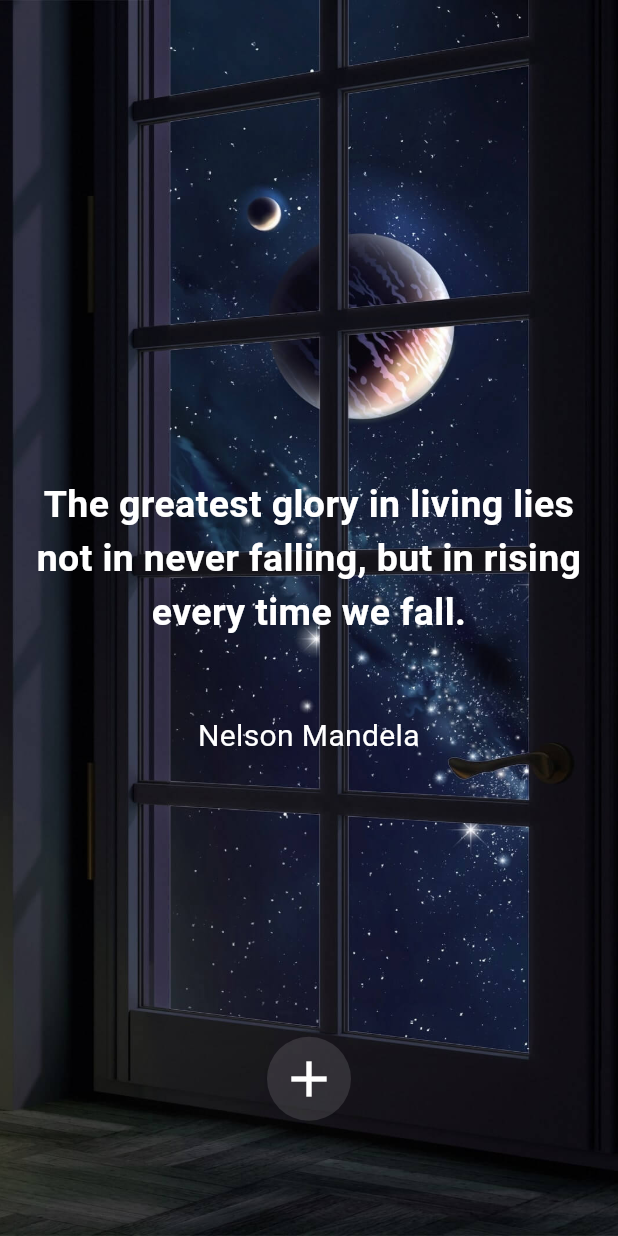
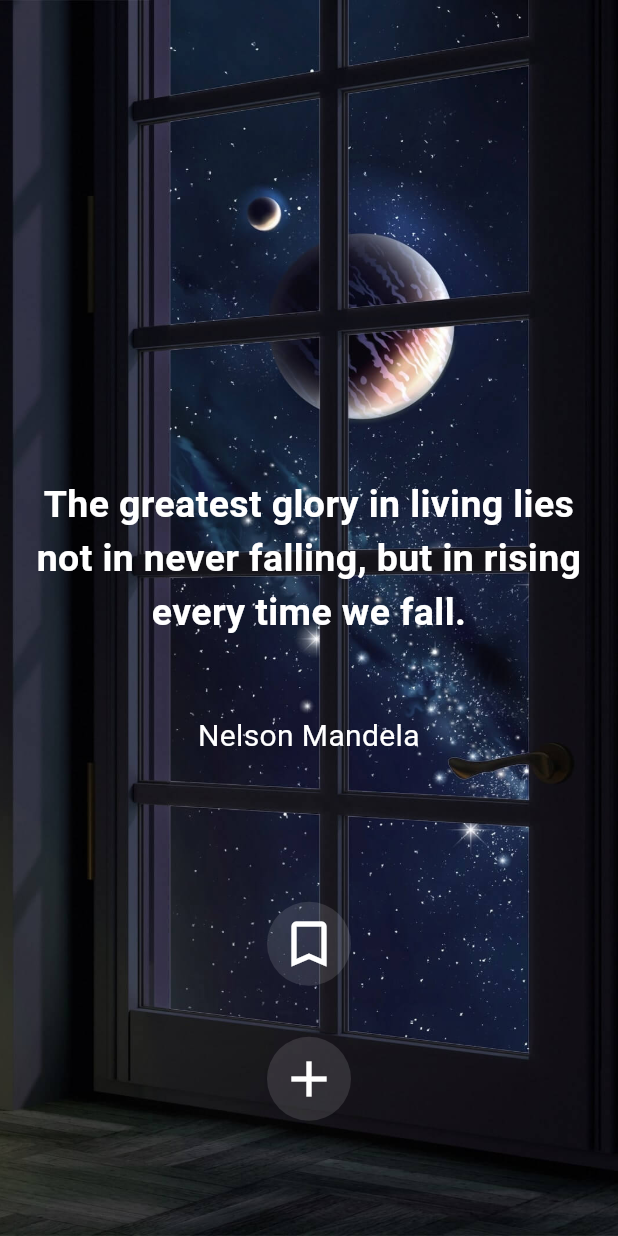
Before and after one commit to Prafulpatnecha/quotes_app, a Flutter app: the screen it shows after launch, on a phone screen of 412 x 824 dp. Run offline on Flutter 3.47's test engine with Material 3 defaults, Android fonts, the phone set to English and light mode, and no system bars; drawn by our look-alikes of carousel_slider; Roboto replaces fonts that are missing (normal); project files that could hold a hidden picture were left out.

Commit message:
10-06-24

```diff
--- a/lib/controller/routes.dart
+++ b/lib/controller/routes.dart
@@ -1,5 +1,6 @@
 import 'package:flutter/material.dart';
 
+import '../home/background_changes/back_page.dart';
 import '../home/home_screen/home_page.dart';
 import '../home/on_screen/on_page.dart';
 
@@ -8,5 +9,6 @@
   static Map<String, Widget Function(BuildContext)> routes={
     '/':(context)=>const HomePage(),
     '/view':(context)=>const OnScreen(),
+    '/backview':(context)=>const BackGChange(),
   };
 }
--- a/lib/home/home_screen/home_page.dart
+++ b/lib/home/home_screen/home_page.dart
@@ -1,6 +1,9 @@
+import 'dart:async';
+
 import 'package:carousel_slider/carousel_slider.dart';
 import 'package:flutter/cupertino.dart';
 import 'package:flutter/material.dart';
+import 'package:quotes_app/utils/font_list_globle.dart';
 import 'package:quotes_app/utils/imagelist.dart';
 import 'package:quotes_app/utils/quoteslist.dart';
 import 'package:quotes_app/utils/quotes_model.dart';
@@ -8,7 +11,9 @@
 import '../../utils/globle_values.dart';
 
 QuotesModel? quotesModelImage;
+QuotesModel? quotesModelFont;
 QuotesModel? quotesModelText;
+
 class HomePage extends StatefulWidget {
   const HomePage({super.key});
 
@@ -17,57 +22,169 @@
 }
 
 class _HomePageState extends State<HomePage> {
+  // void initState() {
+  //   // TODO: implement initState
+  //   super.initState();
+  // }
   @override
   Widget build(BuildContext context) {
-    quotesModelImage=QuotesModel.toList(iList: imagesList);
-    quotesModelText=QuotesModel.toList(iList: quotesListGroup);
-  double h=MediaQuery.of(context).size.height;
-  double w=MediaQuery.of(context).size.width;
+    Timer(
+      Duration(seconds: 1),
+      () {
+        setState(() {
+        });
+      },
+    );
+    quotesModelFont = QuotesModel.toList(iList: fontList);
+    quotesModelImage = QuotesModel.toList(iList: imagesList);
+    quotesModelText = QuotesModel.toList(iList: quotesListGroup);
+    double h = MediaQuery.of(context).size.height;
+    double w = MediaQuery.of(context).size.width;
     return Scaffold(
       body: Container(
         height: h,
         width: w,
         decoration: BoxDecoration(
           image: DecorationImage(
-            image: quotesModelImage!.quotesModelList[10].image!,
-            fit: BoxFit.cover
-          ),
+              image: quotesModelImage!.quotesModelList[selectImageIndex].image!,
+              fit: BoxFit.cover),
         ),
         child: Stack(
           children: [
-            CarouselSlider.builder(itemCount: quotesModelText!.quotesModelList.length, options: CarouselOptions(height: h,scrollDirection: Axis.vertical), itemBuilder: (BuildContext context, int index, int realIndex) {
-              return Column(
+            CarouselSlider.builder(
+              itemCount: quotesModelText!.quotesModelList.length,
+              options:
+                  CarouselOptions(height: h, scrollDirection: Axis.vertical),
+              itemBuilder: (BuildContext context, int index, int realIndex) {
+                return Stack(
+                  children: [
+                    Column(
                       mainAxisAlignment: MainAxisAlignment.center,
                       children: [
-                  Container(width: w*0.9,child: Text(quotesModelText!.quotesModelList[index].quotes!.toString(),textAlign: TextAlign.center,style: TextStyle(color: colorFilled,fontSize: 25,fontWeight: FontWeight.bold),)),
-                  const SizedBox(height: 50,),
-                  Text(quotesModelText!.quotesModelList[index].author!,textAlign: TextAlign.center,style: TextStyle(color: colorFilled,fontSize: 20),),
+                        Row(
+                          mainAxisAlignment: MainAxisAlignment.center,
+                          children: [
+                            Container(
+                                width: w * 0.9,
+                                child: Text(
+                                  quotesModelText!
+                                      .quotesModelList[index].quotes!
+                                      .toString(),
+                                  textAlign: TextAlign.center,
+                                  style: TextStyle(
+                                    color: colorFilled,
+                                    fontSize: 25,
+                                    fontWeight: FontWeight.bold,
+                                    fontFamily: quotesModelFont!
+                                        .quotesModelList[selectFont].font,
+                                  ),
+                                )),
+                          ],
+                        ),
+                        const SizedBox(
+                          height: 50,
+                        ),
+                        Text(
+                          quotesModelText!.quotesModelList[index].author!,
+                          textAlign: TextAlign.center,
+                          style: TextStyle(
+                              color: colorFilled,
+                              fontSize: 20,
+                              fontFamily: quotesModelFont!
+                                  .quotesModelList[selectFont].font),
+                        ),
+                      ],
+                    ),
+                    (optionAdd)
+                        ? containerButton(
+                            iconfind: const Icon(
+                              Icons.bookmark_border,
+                              color: Colors.white,
+                              size: 40,
+                            ),
+                            alignmentFind: const Alignment(0, 0.72),
+                            onPass: () {})
+                        : Container()
                   ],
                 );
-            },),
-            (optionAdd)?Container(
-              alignment: const Alignment(0,0.8),
+              },
+            ),
+            (optionAdd)
+                ? Container(
+                    alignment: const Alignment(0, 0.8),
                     child: IconButton(
-                  style: ButtonStyle(backgroundColor: WidgetStateProperty.all(Colors.white12)),
+                      style: ButtonStyle(
+                          backgroundColor:
+                              WidgetStateProperty.all(Colors.white12)),
                       onPressed: () {
                         setState(() {
-                      optionAdd=false;
+                          optionAdd = false;
                         });
                       },
-                icon:const Icon(Icons.add,color: Colors.white,size: 40,),),)
-                :
-            Stack(
+                      icon: const Icon(
+                        Icons.add,
+                        color: Colors.white,
+                        size: 40,
+                      ),
+                    ),
+                  )
+                : Stack(
                     children: [
-                containerButton(iconfind: const Icon(Icons.share,color: Colors.white,size: 40,),alignmentFind: const Alignment(0,0.55), onPass: () {  }),
-                containerButton(iconfind: const Icon(Icons.download_for_offline_outlined,color: Colors.white,size: 40,),alignmentFind: const Alignment(0.5,0.66), onPass: () {  }),
-                containerButton(iconfind: const Icon(Icons.format_paint_outlined,color: Colors.white,size: 40,),alignmentFind: const Alignment(-0.5,0.66), onPass: () {  }),
-                containerButton(iconfind: const Icon(Icons.settings_outlined,color: Colors.white,size: 40,),alignmentFind: const Alignment(-0.62,0.88), onPass: () {  }),
-                containerButton(iconfind: const Icon(Icons.now_widgets_outlined,color: Colors.white,size: 40,),alignmentFind: const Alignment(0.62,0.88), onPass: () {  }),
-                containerButton(iconfind: const Icon(Icons.cancel_outlined,color: Colors.white,size: 40,), alignmentFind: const Alignment(0,0.8),onPass: () {
+                      containerButton(
+                          iconfind: const Icon(
+                            Icons.share,
+                            color: Colors.white,
+                            size: 40,
+                          ),
+                          alignmentFind: const Alignment(0, 0.55),
+                          onPass: () {}),
+                      containerButton(
+                          iconfind: const Icon(
+                            Icons.download_for_offline_outlined,
+                            color: Colors.white,
+                            size: 40,
+                          ),
+                          alignmentFind: const Alignment(0.5, 0.66),
+                          onPass: () {}),
+                      containerButton(
+                          iconfind: const Icon(
+                            Icons.format_paint_outlined,
+                            color: Colors.white,
+                            size: 40,
+                          ),
+                          alignmentFind: const Alignment(-0.5, 0.66),
+                          onPass: () {
+                            Navigator.of(context).pushNamed('/backview');
+                          }),
+                      containerButton(
+                          iconfind: const Icon(
+                            Icons.settings_outlined,
+                            color: Colors.white,
+                            size: 40,
+                          ),
+                          alignmentFind: const Alignment(-0.62, 0.88),
+                          onPass: () {}),
+                      containerButton(
+                          iconfind: const Icon(
+                            Icons.now_widgets_outlined,
+                            color: Colors.white,
+                            size: 40,
+                          ),
+                          alignmentFind: const Alignment(0.62, 0.88),
+                          onPass: () {}),
+                      containerButton(
+                        iconfind: const Icon(
+                          Icons.cancel_outlined,
+                          color: Colors.white,
+                          size: 40,
+                        ),
+                        alignmentFind: const Alignment(0, 0.8),
+                        onPass: () {
                           setState(() {
-                    optionAdd=true;
+                            optionAdd = true;
                           });
-                },),
+                        },
+                      ),
                     ],
                   ),
           ],
@@ -76,12 +193,18 @@
     );
   }
 
-  Container containerButton({required Icon iconfind,required Alignment alignmentFind,required VoidCallback onPass}) {
+  Container containerButton(
+      {required Icon iconfind,
+      required Alignment alignmentFind,
+      required VoidCallback onPass}) {
     return Container(
       alignment: alignmentFind,
       child: IconButton(
-              style: ButtonStyle(backgroundColor: WidgetStateProperty.all(Colors.white12)),
+        style: ButtonStyle(
+            backgroundColor: WidgetStateProperty.all(Colors.white12)),
         onPressed: onPass,
-              icon: iconfind,),);
+        icon: iconfind,
+      ),
+    );
   }
 }
--- /dev/null
+++ b/lib/utils/font_list_globle.dart
@@ -0,0 +1,42 @@
+List fontList=[
+  {
+    'font':'f1',
+    'fName':'Caveat',
+  },
+  {
+    'font':'f2',
+    'fName':'DM Serif Italic',
+  },
+  {
+    'font':'f3',
+    'fName':'DM Serif',
+  },
+  {
+    'font':'f4',
+    'fName':'Gwendolyn',
+  },
+  {
+    'font':'f5',
+    'fName':'Jacquard',
+  },
+  {
+    'font':'f6',
+    'fName':'Jost Italic',
+  },
+  {
+    'font':'f7',
+    'fName':'Pacifica',
+  },
+  {
+    'font':'f8',
+    'fName':'Satisfy',
+  },
+  {
+    'font':'f9',
+    'fName':'Teko Light',
+  },
+  {
+    'font':'normal',
+    'fName':'Normal',
+  },
+];
--- a/lib/utils/globle_values.dart
+++ b/lib/utils/globle_values.dart
@@ -1,4 +1,8 @@
 import 'package:flutter/material.dart';
+import 'package:quotes_app/home/home_screen/home_page.dart';
+import 'package:quotes_app/utils/font_list_globle.dart';
 
 Color colorFilled= Colors.white;
 bool optionAdd=true;
+int selectImageIndex=10;
+int selectFont=quotesModelFont!.quotesModelList.length-1;
--- a/lib/utils/quotes_model.dart
+++ b/lib/utils/quotes_model.dart
@@ -6,11 +6,13 @@
   AssetImage? image;
   String? quotes;
   String? author;
+  String? font;
+  String? fName;
   List<QuotesModel> quotesModelList=[];
-  QuotesModel({this.image,this.author,this.quotes});
+  QuotesModel({this.font,this.image,this.author,this.quotes,this.fName});
   factory QuotesModel.fromQuotes(Map m1)
   {
-    return QuotesModel(image: m1['image'],author: m1['author'],quotes: m1['quote']);
+    return QuotesModel(image: m1['image'],author: m1['author'],quotes: m1['quote'],font: m1['font'],fName: m1['fName']);
   }
   QuotesModel.toList({required List iList,})
   {
```
Also changed, not shown: lib/home/background_changes/back_page.dart (added, +214 -0 lines), lib/utils/color_list.dart (added, +40 -0 lines), pubspec.yaml (+29 -0 lines), assets/fonts/f1.ttf (added), assets/fonts/f2.ttf (added), assets/fonts/f3.ttf (added), assets/fonts/f4.ttf (added), assets/fonts/f5.ttf (added), assets/fonts/f6.ttf (added), assets/fonts/f7.ttf (added), assets/fonts/f8.ttf (added), assets/fonts/f9.ttf (added). Lines whose indentation alone changed are shown as unchanged.
